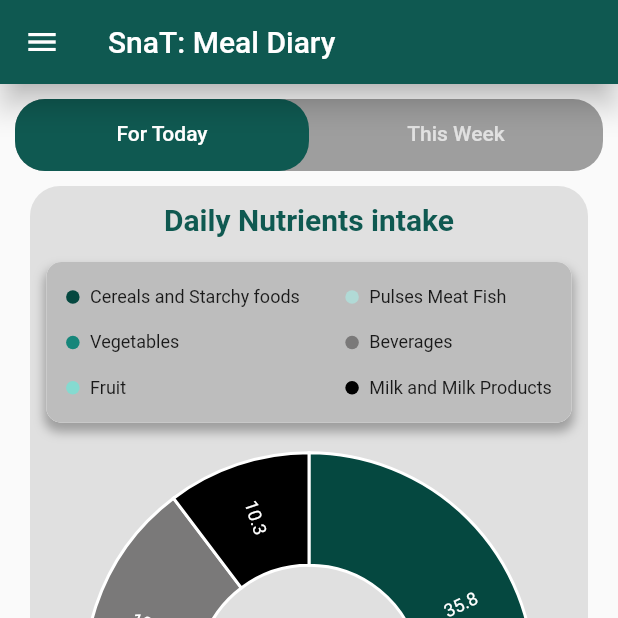
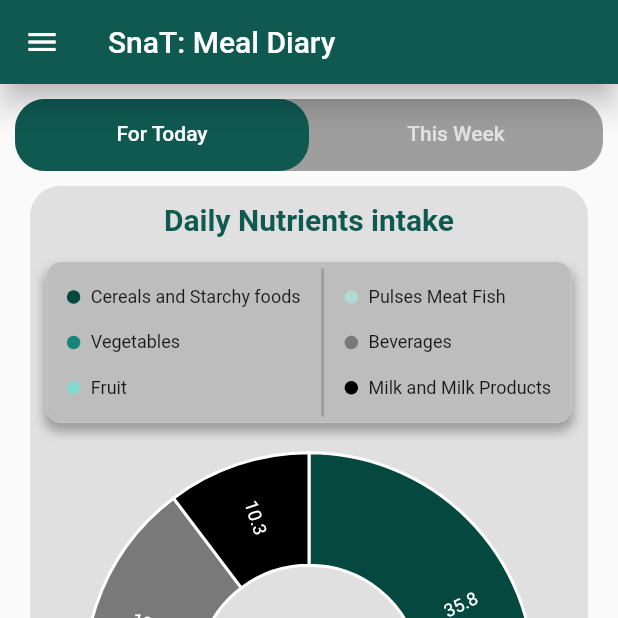
Before and after one commit to cepdnaclk/SnaT-meal-tracking-app, a Flutter app: the screen it shows after launch, item 3 of the bottom bar chosen, on a phone screen of 412 x 824 dp, the top half of it. Run offline on Flutter 3.47's test engine with Material 2 defaults, Android fonts, the light colour scheme and no system bars; drawn by our look-alikes of screenshot; our stand-ins replace camera, charts_flutter, cloud_firestore, firebase_auth, firebase_core, firebase_storage and 11 more; missing offline and left inert: flutter_3d_choice_chip, pretty_gauge; accounts and stored records are empty.

Commit message:
chart view edited

```diff
--- a/lib/Components/Tab_Views/chart_view.dart
+++ b/lib/Components/Tab_Views/chart_view.dart
@@ -26,33 +26,33 @@ class _ChartViewState extends State<ChartView> {
 
   _generateData() {
     var data1 = [
-      new Pollution(1980, 'Monday', 10),
-      new Pollution(1980, 'Tuesday', 9),
-      new Pollution(1980, 'Wednesday', 1),
-      new Pollution(1980, 'Thursday', 10),
-      new Pollution(1980, 'Friday', 2),
-      new Pollution(1980, 'Saturday', 4),
-      new Pollution(1980, 'Sunday', 7),
+      Pollution(1980, 'Monday', 10),
+      Pollution(1980, 'Tuesday', 9),
+      Pollution(1980, 'Wednesday', 1),
+      Pollution(1980, 'Thursday', 10),
+      Pollution(1980, 'Friday', 2),
+      Pollution(1980, 'Saturday', 4),
+      Pollution(1980, 'Sunday', 7),
     ];
 
     var piedata = [
-      new Task('Cereals and Starchy foods', 35.8, Color(0xff054840)),
-      new Task('Vegetables', 8.3, Color(0xff16867a)),
-      new Task('Fruits', 10.8, Color(0xff85dad0)),
-      new Task('Pulses Meat Fish', 15.6, Color(0xffb1dad6)),
-      new Task('Beverages', 19.2, Color(0xff7a7979)),
-      new Task('Milk and Milk Products', 10.3, Color(0xff000000)),
+      Task('Cereals and Starchy foods', 35.8, const Color(0xff054840)),
+      Task('Vegetables', 8.3, const Color(0xff16867a)),
+      Task('Fruits', 10.8, const Color(0xff85dad0)),
+      Task('Pulses Meat Fish', 15.6, const Color(0xffb1dad6)),
+      Task('Beverages', 19.2, const Color(0xff7a7979)),
+      Task('Milk and Milk Products', 10.3, const Color(0xff000000)),
     ];
 
     _seriesPieData.add(
       charts.Series(
-        domainFn: (Task task, _) => task.task,
-        measureFn: (Task task, _) => task.taskvalue,
+        domainFn: (Task task, _) => task.mealType,
+        measureFn: (Task task, _) => task.serving,
         colorFn: (Task task, _) =>
-            charts.ColorUtil.fromDartColor(task.colorval),
-        id: 'Air Pollution',
+            charts.ColorUtil.fromDartColor(task.colorVal),
+        id: 'Daily Nutrients',
         data: piedata,
-        labelAccessorFn: (Task row, _) => '${row.taskvalue}',
+        labelAccessorFn: (Task row, _) => '${row.serving}',
       ),
     );
     _seriesData.add(
@@ -63,7 +63,7 @@ class _ChartViewState extends State<ChartView> {
         data: data1,
         fillPatternFn: (_, __) => charts.FillPatternType.solid,
         fillColorFn: (Pollution pollution, _) =>
-            charts.ColorUtil.fromDartColor(Color(0xff990099)),
+            charts.ColorUtil.fromDartColor(const Color(0xff990099)),
       ),
     );
   }
@@ -77,6 +77,7 @@ class _ChartViewState extends State<ChartView> {
   }
 
   final controller = ScreenshotController();
+
   @override
   Widget build(BuildContext context) {
     Size size = MediaQuery.of(context).size;
@@ -86,7 +87,7 @@ class _ChartViewState extends State<ChartView> {
         controller: controller,
         child: Scaffold(
           body: Padding(
-            padding: EdgeInsets.all(10.0),
+            padding: const EdgeInsets.all(10.0),
             child: Column(
               children: [
                 Container(
@@ -98,8 +99,8 @@ class _ChartViewState extends State<ChartView> {
                     indicator: BoxDecoration(
                         color: ThemeInfo.primaryColor,
                         borderRadius: BorderRadius.circular(20.0)),
-                    indicatorColor: Color(0xff1976d2),
-                    tabs: [
+                    indicatorColor: const Color(0xff1976d2),
+                    tabs: const [
                       Tab(text: "For Today"),
                       Tab(text: "This Week"),
                     ],
@@ -110,9 +111,9 @@ class _ChartViewState extends State<ChartView> {
                   child: TabBarView(
                     children: [
                       Padding(
-                        padding: EdgeInsets.all(10.0),
+                        padding: const EdgeInsets.all(10.0),
                         child: Container(
-                          padding: EdgeInsets.all(3.0),
+                          padding: const EdgeInsets.all(3.0),
                           decoration: BoxDecoration(
                               color: Colors.grey.shade300,
                               borderRadius: BorderRadius.circular(20.0)),
@@ -141,11 +142,11 @@ class _ChartViewState extends State<ChartView> {
                                   boxShadow: [
                                     BoxShadow(
                                       color: Colors.grey.shade500,
-                                      offset: Offset(0.0, 5.0),
+                                      offset: const Offset(0.0, 5.0),
                                       blurRadius: 5.0,
                                       spreadRadius: 1.0,
                                     ),
-                                    BoxShadow(
+                                    const BoxShadow(
                                         color: Colors.white,
                                         offset: Offset(0.0, 0.0))
                                   ],
@@ -154,8 +155,7 @@ class _ChartViewState extends State<ChartView> {
                                   mainAxisAlignment:
                                       MainAxisAlignment.spaceEvenly,
                                   children: <Widget>[
-                                    Container(
-                                      child: Column(
+                                    Column(
                                       mainAxisAlignment:
                                           MainAxisAlignment.spaceEvenly,
                                       crossAxisAlignment:
@@ -175,10 +175,16 @@ class _ChartViewState extends State<ChartView> {
                                         ),
                                       ],
                                     ),
+                                    SizedBox(
+                                      width: 2,
+                                      height: size.height * 0.12,
+                                      child: DecoratedBox(
+                                        decoration: BoxDecoration(
+                                          color: Colors.grey.shade500,
                                         ),
-                                    const SizedBox(width: 4),
-                                    Container(
-                                      child: Column(
+                                      ),
+                                    ),
+                                    Column(
                                       mainAxisAlignment:
                                           MainAxisAlignment.spaceEvenly,
                                       crossAxisAlignment:
@@ -198,7 +204,6 @@ class _ChartViewState extends State<ChartView> {
                                         ),
                                       ],
                                     ),
-                                    ),
                                   ],
                                 ),
                               ),
@@ -206,7 +211,7 @@ class _ChartViewState extends State<ChartView> {
                                 child: charts.PieChart<String>(
                                   _seriesPieData,
                                   animate: true,
-                                  animationDuration: Duration(seconds: 1),
+                                  animationDuration: const Duration(seconds: 1),
                                   defaultRenderer: charts.ArcRendererConfig(
                                     arcWidth: 75,
                                     arcRendererDecorators: [
@@ -231,7 +236,7 @@ class _ChartViewState extends State<ChartView> {
                         ),
                       ),
                       Padding(
-                        padding: EdgeInsets.all(10.0),
+                        padding: const EdgeInsets.all(10.0),
                         child: Container(
                           decoration: BoxDecoration(
                             borderRadius: BorderRadius.circular(20.0),
@@ -260,7 +265,7 @@ class _ChartViewState extends State<ChartView> {
                                   barGroupingType:
                                       charts.BarGroupingType.grouped,
                                   //behaviors: [new charts.SeriesLegend()],
-                                  animationDuration: Duration(seconds: 1),
+                                  animationDuration: const Duration(seconds: 1),
                                 ),
                               ),
                               SizedBox(
--- a/lib/Components/Tab_Views/chart_view_components/pieChart_model.dart
+++ b/lib/Components/Tab_Views/chart_view_components/pieChart_model.dart
@@ -1,9 +1,9 @@
 import 'dart:ui';
 
 class Task {
-  String task;
-  double taskvalue;
-  Color colorval;
+  String mealType;
+  double serving;
+  Color colorVal;
 
-  Task(this.task, this.taskvalue, this.colorval);
+  Task(this.mealType, this.serving, this.colorVal);
 }
```
Lines whose indentation alone changed are shown as unchanged.
